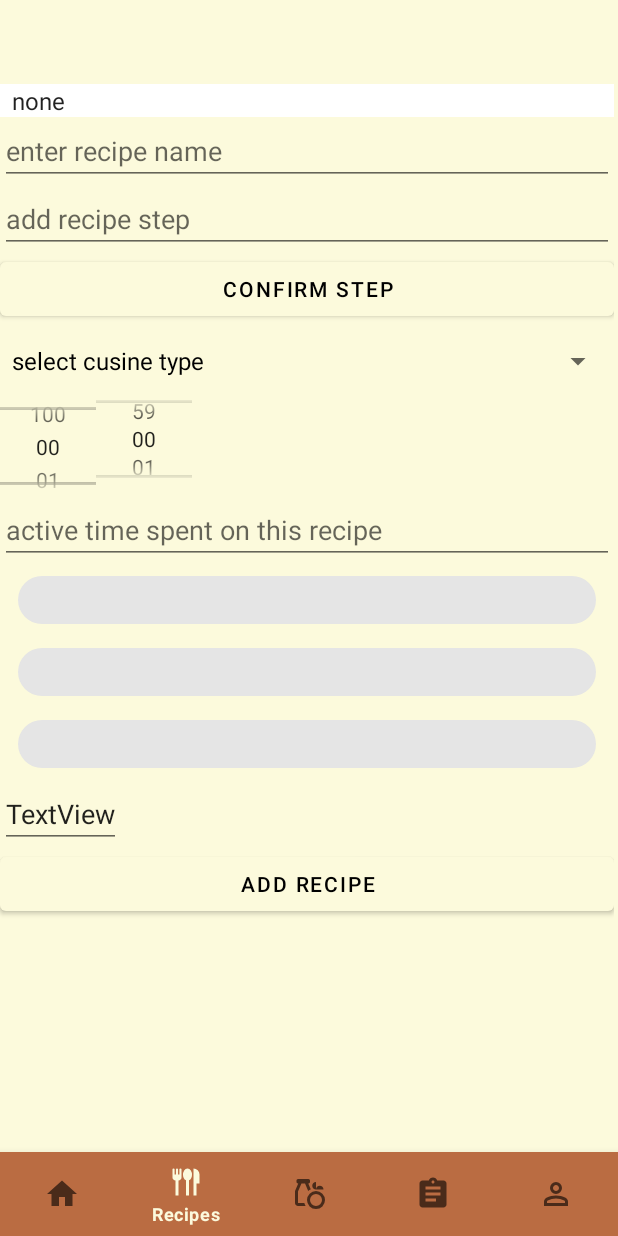
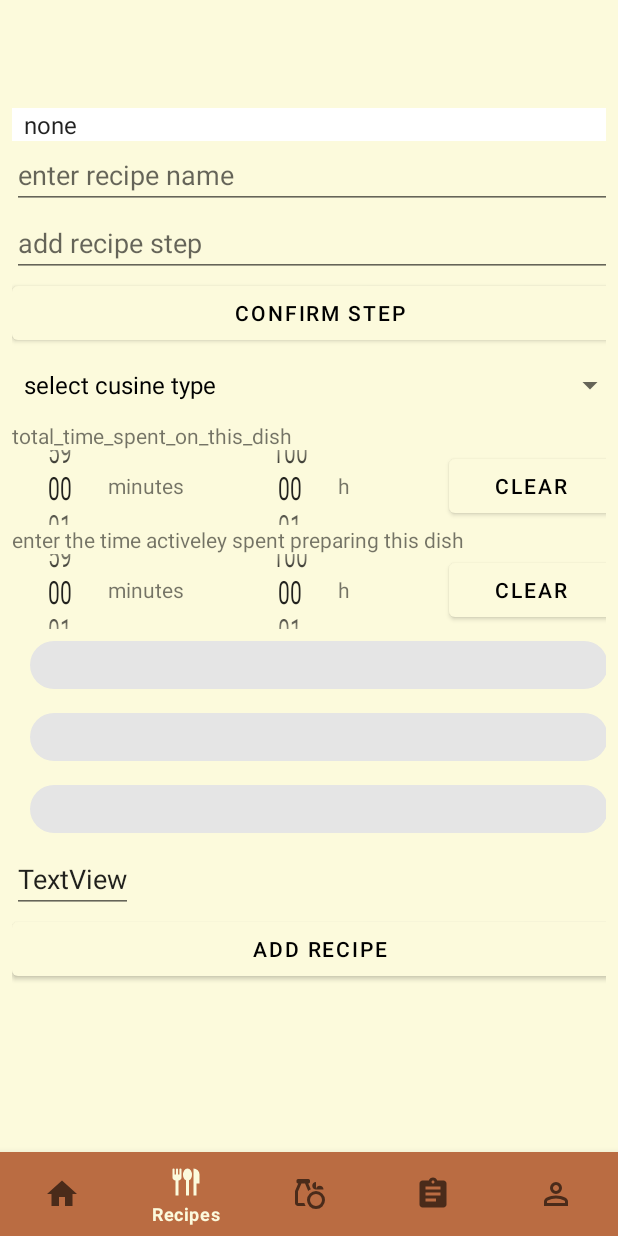
Before and after one commit to BadWolf02/LetMeCook, an Android app: the RecipesFragment screen opened through its navigation route, on a phone screen of 412 x 824 dp. Run offline under Robolectric (Android 15) with nearby library versions, the light colour scheme and no system bars; our stand-ins replace Firebase (no records; nobody signed in at launch, a user with empty details on screens opened directly), navigation-ui; libraries missing offline, so code that uses them is left out: com.firebase.ui; pictures from the network do not load; 3 statements that could not run were skipped.

Commit message:
added padding to recipeFragment

```diff
--- a/app/src/main/java/com/example/letmecook/Recipe.java
+++ b/app/src/main/java/com/example/letmecook/Recipe.java
@@ -22,12 +22,13 @@ public class Recipe {
     public String author; // username or official/ the site we scraped it from
     public String r_type; // can be public, private or official
     public String cusine; //TODO make this similar to ingredients where you can only add valid stuff
-    public int cooking_time_h;
-    public int cooking_time_min;
+    public Integer cooking_time_h;
+    public Integer cooking_time_min;
+    public Integer total_time_h;
 
-    public int total_time_h;
-    public int total_time_min;
-    public int  prep_time;
+    public Integer total_time_min;
+    HashMap<String, Integer> timings = new HashMap<>();
+    // public Integer  prep_time;
     public ArrayList<String> ingredients;
 
     public ArrayList<String> mealType;
@@ -165,6 +166,15 @@ public class Recipe {
 
     public void cook_recipe(){} //TODO probably makes more sense to add this function somewhere else
 
+    public void clear_total_time(){ //TODO do this next, have to add on click listener that calls these
+        this.total_time_h = null;
+        this.total_time_min = null;
+    }
+    public void clear_cooking_time(){
+        this.total_time_h = null;
+        this.total_time_min = null;
+    }
+
     public void create(){
 
         // autofill author
@@ -198,10 +208,31 @@ public class Recipe {
             if (getMealType()!=null){
                 recipe.put("meal type", this.mealType);
             }
+
+            //check if the total cooking time has been set
+            if ((this.cooking_time_min != null) | (this.cooking_time_h != null) | (this.total_time_h != null) | (this.total_time_min != null)){
+
+                if (this.cooking_time_h != null) {
+                    this.timings.put("cooking_time_min", this.cooking_time_min);
+                }
+                if(this.cooking_time_min != null){
+                    this.timings.put("cooking_time_min", this.cooking_time_min);
+                }
+                if (this.total_time_min != null){
+                    this.timings.put("total_time_min", this.total_time_min);
+                }
+                if (this.total_time_h != null){
+                    this.timings.put("total_time_h", this.total_time_h);
+                }
+            }
+
+
+
             recipesRef.add(recipe);
                 //Toast.makeText(context , "recipe sucessfully saved", Toast.LENGTH_LONG) ;}).addOnFailureListener(e->{System.err.println("adding recipe failed");});
             //TODO figure out how to get this to work, can't really have the context here
     };
+
 
         // check if cusine has been filled in and add that
         // check if cook_time has been filled in and add
--- a/app/src/main/java/com/example/letmecook/ui/recipes/RecipesFragment.java
+++ b/app/src/main/java/com/example/letmecook/ui/recipes/RecipesFragment.java
@@ -201,28 +201,55 @@ public class RecipesFragment extends Fragment {
         });
 
 
-        // total time h selection handler
-        NumberPicker number_picker_h = binding.totalTimeH;
-        NumberPicker number_picker_min = binding.totalTimeMin;
+        // total time h and min selection handler
+        NumberPicker total_time_h_picker = binding.totalTimeH;
+        NumberPicker total_time_min_picker = binding.totalTimeMin;
+        Button total_time_clear_btn = binding.totalTimeClearBtn;
 
-        number_picker_h.setMinValue(0);
-        number_picker_h.setMaxValue(100);
-        number_picker_h.setFormatter(i -> String.format("%02d", i));
 
-        number_picker_min.setMinValue(0);
-        number_picker_min.setMaxValue(59);
-        number_picker_min.setFormatter(i -> String.format("%02d", i));
+        total_time_h_picker.setMinValue(0);
+        total_time_h_picker.setMaxValue(100);
+        total_time_h_picker.setFormatter(i -> String.format("%02d", i));
 
-        number_picker_h.setOnValueChangedListener((picker, oldVal, newVal) -> {
-            recipe.setTotal_time_h(newVal);//TODO continue here next
+        total_time_min_picker.setMinValue(0);
+        total_time_min_picker.setMaxValue(59);
+        total_time_min_picker.setFormatter(i -> String.format("%02d", i));
+
+        total_time_h_picker.setOnValueChangedListener((picker, oldVal, newVal) -> {
+            recipe.setTotal_time_h(newVal);
         });
 
-        number_picker_min.setOnValueChangedListener(((picker, oldVal, newVal) -> {
+        total_time_min_picker.setOnValueChangedListener(((picker, oldVal, newVal) -> {
             recipe.setTotal_time_min(newVal);
         }));
+        total_time_clear_btn.setOnClickListener(v -> {recipe.clear_total_time();});
 
 
+        // total time h and min selection handler
+        NumberPicker cooking_time_h_picker = binding.cookingTimeH;
+        NumberPicker cooking_time_min_picker = binding.cookingTimeMin;
+        Button cooking_time_clear_btn = binding.cookingTimeClearBtn;
 
+        cooking_time_h_picker.setMinValue(0);
+        cooking_time_h_picker.setMaxValue(100);
+        cooking_time_h_picker.setFormatter(i -> String.format("%02d", i));
+
+        cooking_time_min_picker.setMinValue(0);
+        cooking_time_min_picker.setMaxValue(59);
+        cooking_time_min_picker.setFormatter(i -> String.format("%02d", i));
+
+
+        cooking_time_h_picker.setOnValueChangedListener((picker, oldVal, newVal) -> {
+            recipe.setCooking_time_h(newVal);
+        });
+
+        cooking_time_min_picker.setOnValueChangedListener(((picker, oldVal, newVal) -> {
+            recipe.setCooking_time_min(newVal);
+        }));
+
+        cooking_time_clear_btn.setOnClickListener(v -> {
+            recipe.clear_cooking_time();
+        });
 
         Button create_recipe_btn = binding.addRecipeBtn;
         create_recipe_btn.setOnClickListener(v -> {
@@ -230,8 +257,6 @@ public class RecipesFragment extends Fragment {
             // add_last_step_to_recipe();
            recipe.create();
         });
-
-
 
 
         return root;
--- a/app/src/main/res/layout/fragment_recipes.xml
+++ b/app/src/main/res/layout/fragment_recipes.xml
@@ -5,6 +5,7 @@
     android:layout_width="match_parent"
     android:layout_height="match_parent"
     android:background="?attr/colorPrimary"
+    android:padding="8dp"
     android:visibility="visible"
     tools:context=".ui.recipes.RecipesFragment">
 
@@ -12,10 +13,11 @@
 
     <ScrollView
         android:id="@+id/scrollView"
-        android:layout_width="411dp"
-        android:layout_height="659dp"
-        tools:layout_editor_absoluteX="0dp"
-        tools:layout_editor_absoluteY="72dp">
+        android:layout_width="wrap_content"
+        android:layout_height="wrap_content"
+        android:layout_marginTop="8dp"
+        app:layout_constraintTop_toTopOf="parent"
+        tools:layout_editor_absoluteX="1dp">
 
 
         <LinearLayout
@@ -62,35 +64,109 @@
                 android:spinnerMode="dropdown"
                 tools:listitem="choose cusine" />
 
+            <TextView
+                android:id="@+id/textView3"
+                android:layout_width="match_parent"
+                android:layout_height="wrap_content"
+                android:text="total_time_spent_on_this_dish" />
+
             <LinearLayout
-                android:layout_width="match_parent"
+                android:layout_width="399dp"
                 android:layout_height="match_parent"
                 android:orientation="horizontal">
 
                 <NumberPicker
+                    android:id="@+id/total_time_min"
+                    android:layout_width="wrap_content"
+                    android:layout_height="50dp"
+                    android:ems="10"
+                    android:inputType="time"
+                    android:scaleY="1.5" />
+
+                <TextView
+                    android:id="@+id/textView2"
+                    android:layout_width="70dp"
+                    android:layout_height="wrap_content"
+                    android:layout_weight="1"
+                    android:text="minutes" />
+
+                <NumberPicker
                     android:id="@+id/total_time_h"
                     android:layout_width="wrap_content"
-                    android:layout_height="66dp"
+                    android:layout_height="50dp"
                     android:ems="10"
                     android:hint="total time this dish takes to make"
-                    android:inputType="time" />
+                    android:inputType="time"
+                    android:scaleY="1.5" />
+
+                <TextView
+                    android:id="@+id/textView"
+                    android:layout_width="54dp"
+                    android:layout_height="wrap_content"
+                    android:layout_weight="1"
+                    android:text="h" />
+
+                <Button
+                    android:id="@+id/total_time_clear_btn"
+                    android:layout_width="wrap_content"
+                    android:layout_height="wrap_content"
+                    android:layout_weight="1"
+                    android:text="clear" />
+
+            </LinearLayout>
+
+            <TextView
+                android:id="@+id/textView4"
+                android:layout_width="match_parent"
+                android:layout_height="wrap_content"
+                android:text="enter the time activeley spent preparing this dish" />
+
+            <LinearLayout
+                android:id="@+id/coocking_time"
+                android:layout_width="399dp"
+                android:layout_height="match_parent"
+                android:orientation="horizontal">
 
                 <NumberPicker
-                    android:id="@+id/total_time_min"
+                    android:id="@+id/cooking_time_min"
                     android:layout_width="wrap_content"
-                    android:layout_height="56dp"
+                    android:layout_height="50dp"
                     android:ems="10"
                     android:hint="total time this dish takes to make"
-                    android:inputType="time" />
+                    android:inputType="time"
+                    android:scaleY="1.5" />
+
+                <TextView
+                    android:id="@+id/min_box_cooking_time"
+                    android:layout_width="70dp"
+                    android:layout_height="wrap_content"
+                    android:layout_weight="1"
+                    android:text="minutes" />
+
+                <NumberPicker
+                    android:id="@+id/cooking_time_h"
+                    android:layout_width="wrap_content"
+                    android:layout_height="match_parent"
+                    android:ems="10"
+                    android:hint="total time this dish takes to make"
+                    android:inputType="time"
+                    android:scaleY="1.5" />
+
+                <TextView
+                    android:id="@+id/h_box_text"
+                    android:layout_width="54dp"
+                    android:layout_height="wrap_content"
+                    android:layout_weight="1"
+                    android:text="h" />
+
+                <Button
+                    android:id="@+id/cooking_time_clear_btn"
+                    android:layout_width="wrap_content"
+                    android:layout_height="wrap_content"
+                    android:layout_weight="1"
+                    android:text="clear" />
+
             </LinearLayout>
-
-            <EditText
-                android:id="@+id/editTextTime2"
-                android:layout_width="match_parent"
-                android:layout_height="wrap_content"
-                android:ems="10"
-                android:hint="active time spent on this recipe"
-                android:inputType="time" />
 
 
             <com.google.android.material.chip.ChipGroup
--- a/app/src/main/res/values/strings.xml
+++ b/app/src/main/res/values/strings.xml
@@ -51,4 +51,5 @@
         <item>Italian</item>
         <item>Indian</item>
     </string-array>
+
 </resources>
```
